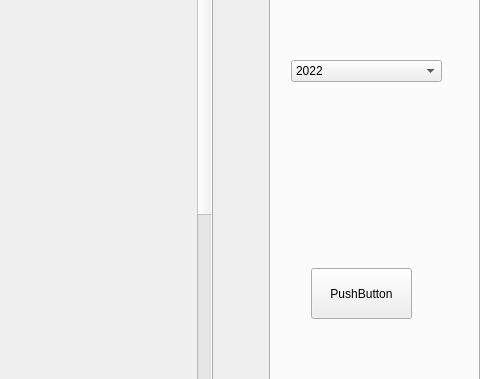
The window that conference.ui (refloor/Conference-Top-Keyword-Analysis-QT) describes before a commit, drawn with Qt 5; both pictures show x 351 to 831 and y 108 to 487 of the 831 by 589 pixel window.
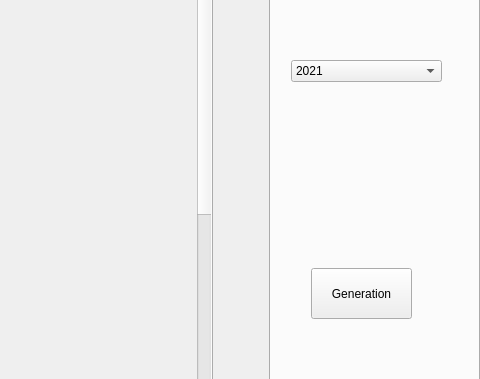
The same window after the commit. The open tabs and pages were chosen to show the change. Icons and pictures are not drawn.

```diff
--- a/conference.ui
+++ b/conference.ui
@@ -181,11 +181,9 @@
       </item>
       <item>
        <widget class="QComboBox" name="comboBox_1">
-        <item>
-         <property name="text">
-          <string>2022</string>
-         </property>
-        </item>
+        <property name="currentIndex">
+         <number>0</number>
+        </property>
         <item>
          <property name="text">
           <string>2021</string>
@@ -220,7 +218,7 @@
       </rect>
      </property>
      <property name="text">
-      <string>PushButton</string>
+      <string>Generation</string>
      </property>
     </widget>
    </widget>
```
Left out of the diff: 30 changed lines with no effect on the pictures.
